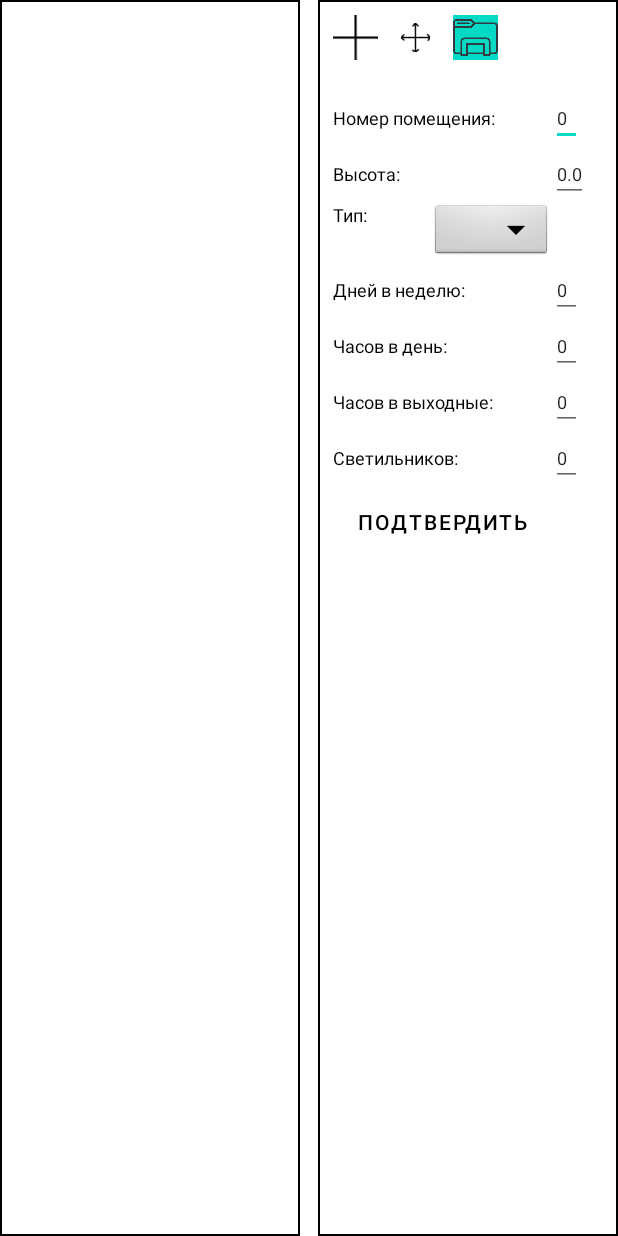
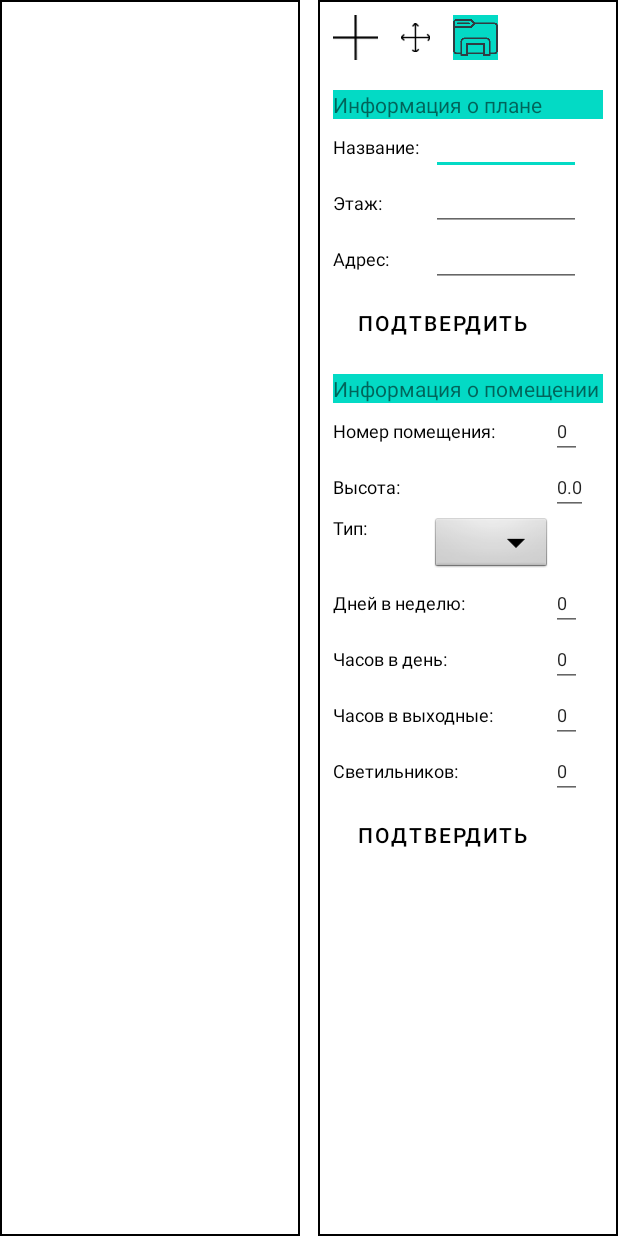
Before and after one commit to anto1e/EnergoService, an Android app: the layout activity_main.xml on its own in the app's theme, with its tools: preview values and no code run, on a phone screen of 412 x 824 dp. Run offline under Robolectric (Android 15) with nearby library versions, the phone set to English and light mode, and no system bars.

Commit message:
Добавлено окно с информацией о здании, это и окно с информацией о помещении теперь можно скрывать/показывать

```diff
--- /dev/null
+++ b/EnergoService/app/src/main/res/drawable/txtviewborder.xml
@@ -0,0 +1,5 @@
+<?xml version="1.0" encoding="UTF-8"?>
+<shape xmlns:android="http://schemas.android.com/apk/res/android" android:shape="rectangle">
+    <corners android:radius="0dp"/>
+    <stroke android:width="1dp" android:color="@color/black"/>
+</shape>
--- a/EnergoService/app/src/main/res/layout/activity_main.xml
+++ b/EnergoService/app/src/main/res/layout/activity_main.xml
@@ -101,11 +101,91 @@
 
         </GridLayout>
 
+        <TextView
+            android:id="@id/buildingInfo"
+            android:layout_width="match_parent"
+            android:layout_height="wrap_content"
+            app:layout_constraintTop_toBottomOf="@+id/toolsGrid"
+            android:text="Информация о плане"
+            android:backgroundTint="@color/teal_200"
+            android:background="@drawable/txtviewborder"
+            />
+
+        <ScrollView
+            android:id="@+id/BuildingInfoView"
+            android:layout_width="match_parent"
+            android:layout_height="wrap_content"
+            android:animateLayoutChanges="true"
+            app:layout_constraintTop_toBottomOf="@+id/buildingInfo"
+            tools:layout_editor_absoluteX="10dp">
+
+            <GridLayout
+                android:layout_width="match_parent"
+                android:layout_height="wrap_content"
+                android:columnCount="2"
+                android:orientation="horizontal">
+
+                <TextView
+                    android:text="Название:"
+                    android:textColor="@color/black"
+                    android:textSize="12dp"
+                    />
+                <EditText
+                    android:layout_marginLeft="-80dp"
+                    android:layout_width="100dp"
+                    android:textSize="12dp"
+                    android:id="@+id/buildingName"
+                    />
+                <TextView
+                    android:text="Этаж:"
+                    android:textColor="@color/black"
+                    android:textSize="12dp"
+                    />
+                <EditText
+                    android:layout_marginLeft="-80dp"
+                    android:layout_width="100dp"
+                    android:textSize="12dp"
+                    android:id="@+id/floorNumber"
+                    />
+                <TextView
+                    android:text="Адрес:"
+                    android:textColor="@color/black"
+                    android:textSize="12dp"
+                    />
+
+                <EditText
+                    android:layout_marginLeft="-80dp"
+                    android:layout_width="100dp"
+                    android:textSize="12dp"
+                    android:id="@+id/adress"
+                    />
+                <Button
+                    android:id="@+id/submitBuilding"
+                    android:text="Подтвердить"
+                    android:textColor="@color/black"
+                    android:backgroundTint="@color/white"
+                    />
+            </GridLayout>
+        </ScrollView>
+
+        <TextView
+            android:layout_marginTop="10dp"
+            android:id="@id/roomInfo"
+            android:layout_width="match_parent"
+            android:layout_height="wrap_content"
+            app:layout_constraintTop_toBottomOf="@+id/BuildingInfoView"
+            android:text="Информация о помещении"
+            android:backgroundTint="@color/teal_200"
+            android:background="@drawable/txtviewborder"
+            />
+
+
         <ScrollView
             android:id="@+id/RoomInfoView"
             android:layout_width="match_parent"
             android:layout_height="wrap_content"
-            app:layout_constraintTop_toBottomOf="@+id/toolsGrid"
+            android:animateLayoutChanges="true"
+            app:layout_constraintTop_toBottomOf="@+id/roomInfo"
             tools:layout_editor_absoluteX="10dp">
 
             <GridLayout
```
Also changed, not shown: EnergoService/app/src/main/java/com/example/myapplication/BikExtensionParser.java (+26 -7 lines), EnergoService/app/src/main/java/com/example/myapplication/Building.java (added, +34 -0 lines), EnergoService/app/src/main/java/com/example/myapplication/Buttons.java (+48 -0 lines), EnergoService/app/src/main/java/com/example/myapplication/MainActivity.java (+26 -14 lines), EnergoService/app/src/main/java/com/example/myapplication/Plan.java (+73 -29 lines), EnergoService/app/src/main/java/com/example/myapplication/Variables.java (+12 -1 lines).
